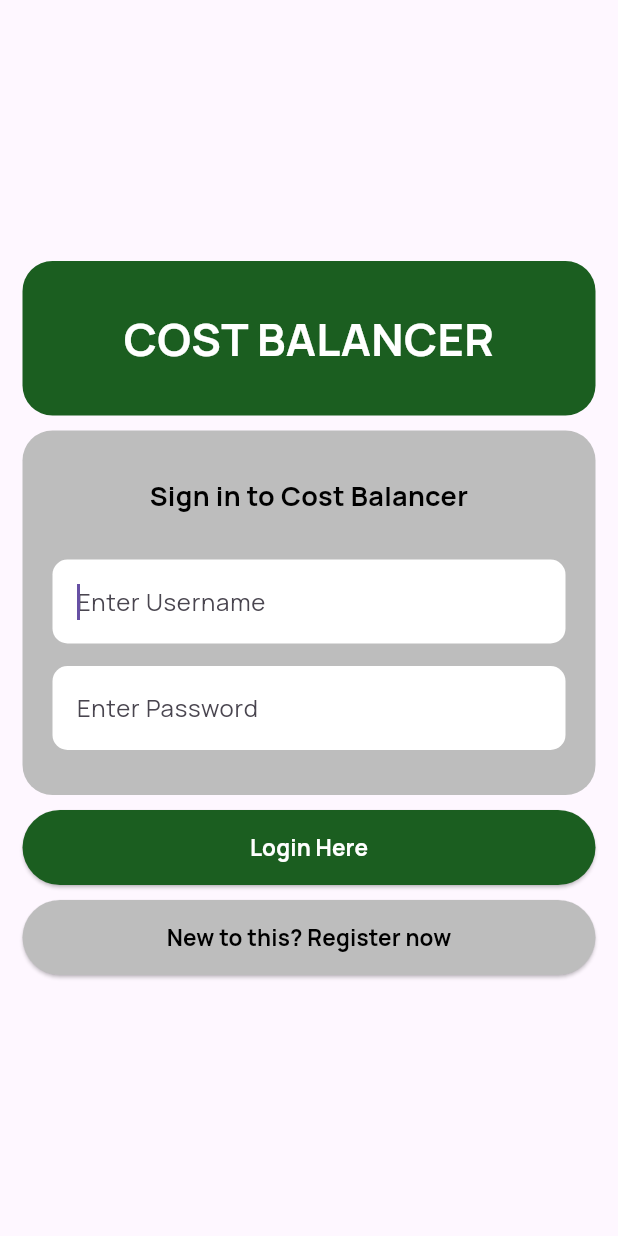
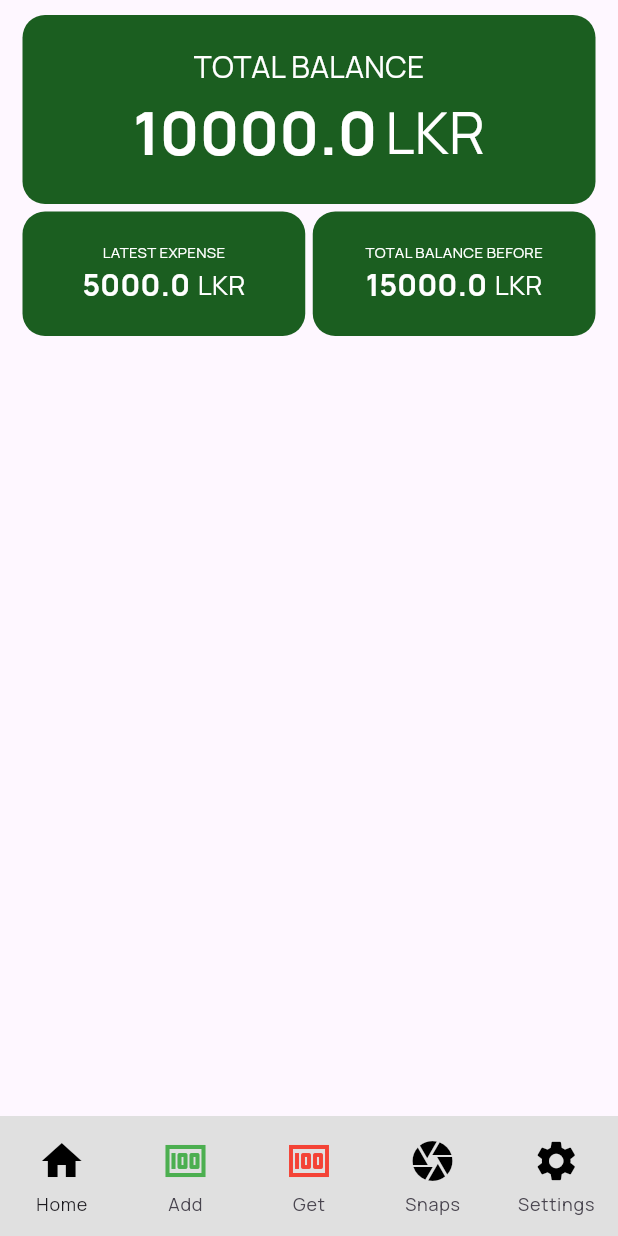
Before and after one commit to PasinduOG/cost-balancer-flutter, a Flutter app: the screen it shows after launch, after a tap on "Login Here", on a phone screen of 412 x 824 dp. Run offline on Flutter 3.47's test engine with Material 3 defaults, Android fonts, the phone set to English and light mode, and no system bars.

Commit message:
Add DashboardPage and update navigation from LoginPage

```diff
--- /dev/null
+++ b/lib/features/presentation/dashboard.dart
@@ -0,0 +1,214 @@
+import 'package:flutter/material.dart';
+
+class DashboardPage extends StatelessWidget {
+  const DashboardPage({super.key});
+
+  @override
+  Widget build(BuildContext context) {
+    return Scaffold(
+      body: SafeArea(
+        child: Center(
+          child: LayoutBuilder(
+            builder: (context, constraint) {
+              return SingleChildScrollView(
+                child: ConstrainedBox(
+                  constraints: BoxConstraints(minHeight: constraint.maxHeight),
+                  child: Container(
+                    margin: EdgeInsets.only(top: 10),
+                    child: Column(
+                      mainAxisAlignment: MainAxisAlignment.start,
+                      children: [
+                        Row(
+                          mainAxisAlignment: MainAxisAlignment.center,
+                          children: [
+                            Expanded(
+                              child: Container(
+                                margin: const EdgeInsets.symmetric(
+                                  horizontal: 15,
+                                ),
+                                alignment: Alignment.center,
+                                padding: EdgeInsets.symmetric(
+                                  vertical: 20,
+                                  horizontal: 30,
+                                ),
+                                decoration: BoxDecoration(
+                                  color: Colors.green[900],
+                                  borderRadius: BorderRadius.circular(15),
+                                ),
+                                child: Column(
+                                  children: [
+                                    Text(
+                                      "TOTAL BALANCE",
+                                      style: TextStyle(
+                                        color: Colors.white,
+                                        fontSize: 20,
+                                      ),
+                                    ),
+                                    Row(
+                                      mainAxisAlignment:
+                                          MainAxisAlignment.center,
+                                      children: [
+                                        Text(
+                                          "10000.0",
+                                          style: TextStyle(
+                                            color: Colors.white,
+                                            fontSize: 40,
+                                            fontWeight: FontWeight.bold,
+                                          ),
+                                        ),
+                                        SizedBox(width: 5),
+                                        Text(
+                                          "LKR",
+                                          style: TextStyle(
+                                            color: Colors.white,
+                                            fontSize: 38,
+                                          ),
+                                        ),
+                                      ],
+                                    ),
+                                  ],
+                                ),
+                              ),
+                            ),
+                          ],
+                        ),
+                        SizedBox(height: 5),
+                        Row(
+                          mainAxisAlignment: MainAxisAlignment.center,
+                          children: [
+                            Expanded(
+                              child: Container(
+                                margin: EdgeInsets.only(left: 15),
+                                alignment: Alignment.center,
+                                padding: EdgeInsets.symmetric(
+                                  vertical: 20,
+                                  horizontal: 30,
+                                ),
+                                decoration: BoxDecoration(
+                                  color: Colors.green[900],
+                                  borderRadius: BorderRadius.circular(15),
+                                ),
+                                child: Column(
+                                  children: [
+                                    Text(
+                                      "LATEST EXPENSE",
+                                      style: TextStyle(
+                                        color: Colors.white,
+                                        fontSize: 10,
+                                      ),
+                                    ),
+                                    Row(
+                                      mainAxisAlignment:
+                                          MainAxisAlignment.center,
+                                      children: [
+                                        Text(
+                                          "5000.0",
+                                          style: TextStyle(
+                                            color: Colors.white,
+                                            fontSize: 20,
+                                            fontWeight: FontWeight.bold,
+                                          ),
+                                        ),
+                                        SizedBox(width: 5),
+                                        Text(
+                                          "LKR",
+                                          style: TextStyle(
+                                            color: Colors.white,
+                                            fontSize: 18,
+                                          ),
+                                        ),
+                                      ],
+                                    ),
+                                  ],
+                                ),
+                              ),
+                            ),
+                            SizedBox(width: 5),
+                            Expanded(
+                              child: Container(
+                                alignment: Alignment.center,
+                                margin: EdgeInsets.only(right: 15),
+                                padding: EdgeInsets.symmetric(
+                                  vertical: 20,
+                                  horizontal: 30,
+                                ),
+                                decoration: BoxDecoration(
+                                  color: Colors.green[900],
+                                  borderRadius: BorderRadius.circular(15),
+                                ),
+                                child: Column(
+                                  children: [
+                                    Text(
+                                      "TOTAL BALANCE BEFORE",
+                                      style: TextStyle(
+                                        color: Colors.white,
+                                        fontSize: 10,
+                                      ),
+                                    ),
+                                    Row(
+                                      mainAxisAlignment:
+                                          MainAxisAlignment.center,
+                                      children: [
+                                        Text(
+                                          "15000.0",
+                                          style: TextStyle(
+                                            color: Colors.white,
+                                            fontSize: 20,
+                                            fontWeight: FontWeight.bold,
+                                          ),
+                                        ),
+                                        SizedBox(width: 5),
+                                        Text(
+                                          "LKR",
+                                          style: TextStyle(
+                                            color: Colors.white,
+                                            fontSize: 18,
+                                          ),
+                                        ),
+                                      ],
+                                    ),
+                                  ],
+                                ),
+                              ),
+                            ),
+                          ],
+                        ),
+                      ],
+                    ),
+                  ),
+                ),
+              );
+            },
+          ),
+        ),
+      ),
+      bottomNavigationBar: NavigationBar(
+        selectedIndex: 0,
+        indicatorColor: Colors.grey.shade300,
+        backgroundColor: Colors.grey[300],
+        destinations: const <NavigationDestination>[
+          NavigationDestination(
+            icon: Icon(Icons.home, color: Colors.black, size: 32),
+            label: "Home",
+          ),
+          NavigationDestination(
+            icon: Icon(Icons.money, color: Colors.green, size: 32),
+            label: "Add",
+          ),
+          NavigationDestination(
+            icon: Icon(Icons.money, color: Colors.red, size: 32),
+            label: "Get",
+          ),
+          NavigationDestination(
+            icon: Icon(Icons.camera, color: Colors.black, size: 32),
+            label: "Snaps",
+          ),
+          NavigationDestination(
+            icon: Icon(Icons.settings, color: Colors.black, size: 32),
+            label: "Settings",
+          ),
+        ],
+      ),
+    );
+  }
+}
--- a/lib/features/presentation/login.dart
+++ b/lib/features/presentation/login.dart
@@ -1,3 +1,4 @@
+import 'package:cost_balancer_app/features/presentation/dashboard.dart';
 import 'package:cost_balancer_app/features/presentation/register.dart';
 import 'package:flutter/material.dart';
 
@@ -127,7 +128,12 @@ class LoginPage extends StatelessWidget {
                                         style: ElevatedButton.styleFrom(
                                           backgroundColor: Colors.green[900],
                                         ),
-                                        onPressed: () {},
+                                        onPressed: () {
+                                          Navigator.push(
+                                            context,
+                                            MaterialPageRoute(builder: (context) => const DashboardPage())
+                                          );
+                                        },
                                         child: Text(
                                           "Login Here",
                                           style: TextStyle(
--- a/lib/main.dart
+++ b/lib/main.dart
@@ -1,6 +1,5 @@
-import 'package:cost_balancer_app/features/presentation/register.dart';
+import 'package:cost_balancer_app/features/presentation/login.dart';
 import 'package:flutter/material.dart';
-import 'features/presentation/login.dart';
 
 void main() {
   runApp(const MainApp());
```
